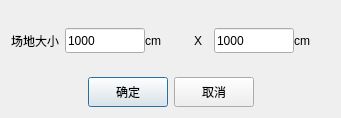
Before: the Qt Designer form UAVManage/spaceparam.ui in gessd/UAVManage, drawn with Qt 5.
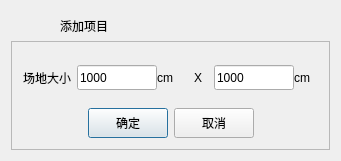
After: the same form once the commit is applied. Icons and pictures are not drawn.

What changed in the file:
```diff
--- a/UAVManage/spaceparam.ui
+++ b/UAVManage/spaceparam.ui
@@ -7,12 +7,27 @@
     <x>0</x>
     <y>0</y>
     <width>341</width>
-    <height>118</height>
+    <height>161</height>
    </rect>
   </property>
   <property name="windowTitle">
    <string>场地</string>
   </property>
+  <property name="styleSheet">
+   <string notr="true"/>
+  </property>
+  <layout class="QGridLayout" name="gridLayout">
+   <property name="spacing">
+    <number>0</number>
+   </property>
+   <item row="1" column="0">
+    <widget class="QFrame" name="frameMain">
+     <property name="frameShape">
+      <enum>QFrame::StyledPanel</enum>
+     </property>
+     <property name="frameShadow">
+      <enum>QFrame::Raised</enum>
+     </property>
   <layout class="QGridLayout" name="gridLayout">
    <item row="0" column="0">
     <layout class="QHBoxLayout" name="horizontalLayout_3">
@@ -201,6 +216,56 @@
    </item>
   </layout>
  </widget>
+   </item>
+   <item row="0" column="0">
+    <widget class="QWidget" name="dialogWidgetTitle" native="true">
+     <property name="maximumSize">
+      <size>
+       <width>16777215</width>
+       <height>30</height>
+      </size>
+     </property>
+     <layout class="QHBoxLayout" name="horizontalLayout_5">
+      <property name="topMargin">
+       <number>0</number>
+      </property>
+      <property name="rightMargin">
+       <number>0</number>
+      </property>
+      <property name="bottomMargin">
+       <number>0</number>
+      </property>
+      <item>
+       <widget class="QLabel" name="labelIcon">
+        <property name="maximumSize">
+         <size>
+          <width>32</width>
+          <height>32</height>
+         </size>
+        </property>
+        <property name="text">
+         <string/>
+        </property>
+        <property name="pixmap">
+         <pixmap resource="uavmanage.qrc">:/res/images/prepare.png</pixmap>
+        </property>
+        <property name="scaledContents">
+         <bool>true</bool>
+        </property>
+       </widget>
+      </item>
+      <item>
+       <widget class="QLabel" name="dialogLabelTitle">
+        <property name="text">
+         <string>添加项目</string>
+        </property>
+       </widget>
+      </item>
+     </layout>
+    </widget>
+   </item>
+  </layout>
+ </widget>
  <layoutdefault spacing="6" margin="11"/>
  <resources/>
  <connections/>
```
Left out of the diff: 4 changed lines with no effect on the pictures. Lines whose indentation alone changed are shown as unchanged.
